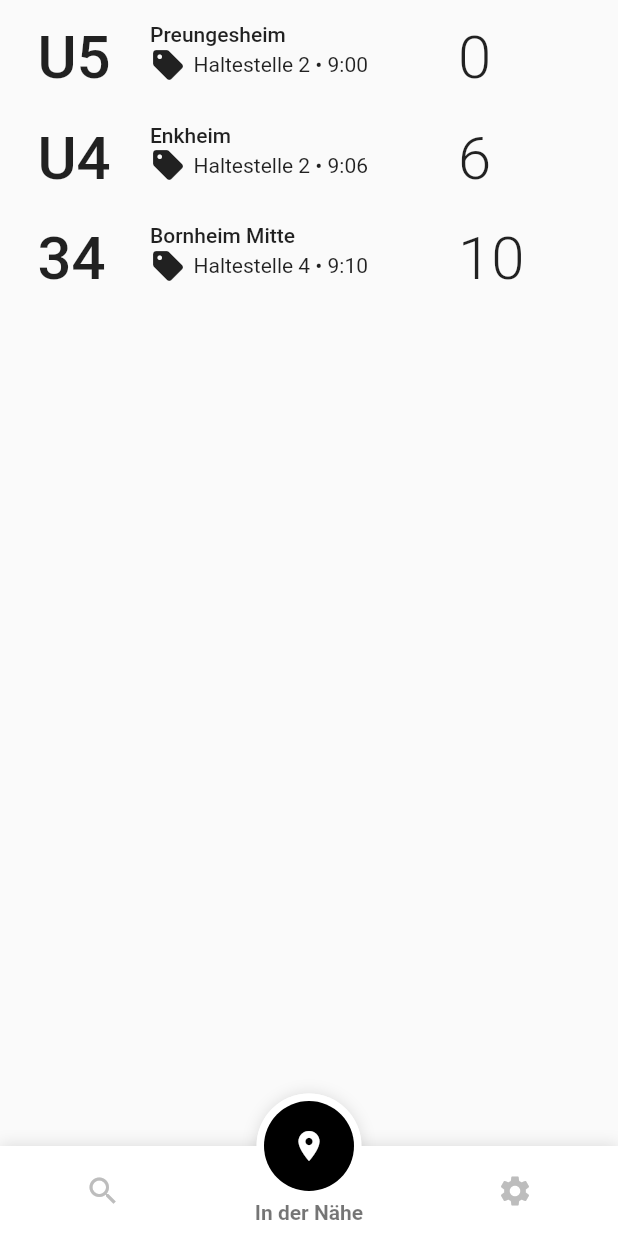
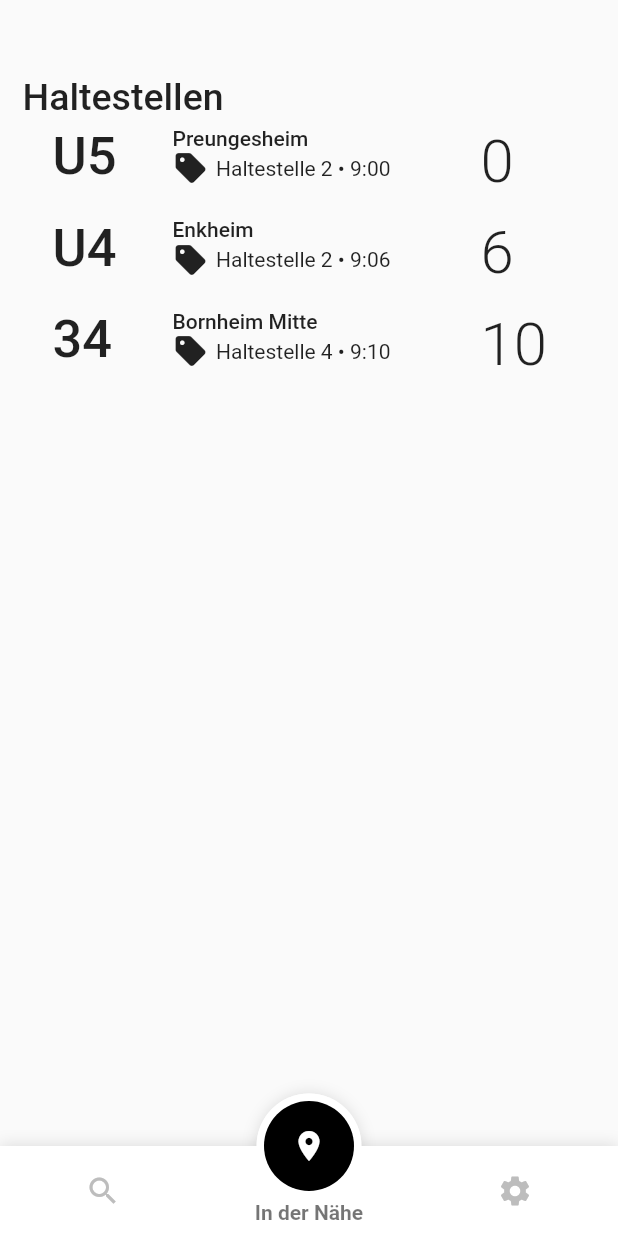
Before and after one commit to tpt-research/thepublictransport-app, a Flutter app: the screen it shows after launch, item 2 of the bottom bar chosen, on a phone screen of 412 x 824 dp. Run offline on Flutter 3.47's test engine with Material 2 defaults, Android fonts, the phone set to English and light mode, and no system bars; drawn by our look-alikes of fancy_bottom_navigation; our stand-ins replace google_maps_flutter, permission_handler; missing offline and left inert: desiredrive_api_flutter; Roboto replaces fonts that are missing (Raleway, Raleway-Bold).

Commit message:
Update UI after done a mistake :D

```diff
--- a/lib/main.dart
+++ b/lib/main.dart
@@ -9,6 +9,7 @@ void main() => runApp(MyApp());
 
 class MyApp extends StatelessWidget {
   // This widget is the root of your application.
+
   @override
   Widget build(BuildContext context) {
     SystemChrome.setSystemUIOverlayStyle(SystemUiOverlayStyle.light.copyWith(
@@ -18,7 +19,7 @@ class MyApp extends StatelessWidget {
     return MaterialApp(
       title: 'The Public Transport',
       theme: ThemeData(
-        primarySwatch: Colors.blue,
+          fontFamily: 'Raleway'
       ),
       home: SplashScreen(),
     );
--- a/lib/pages/nearby.dart
+++ b/lib/pages/nearby.dart
@@ -11,12 +11,20 @@ class NearbyWidgetState extends State<NearbyWidget> {
   Widget build(BuildContext context) {
     return Scaffold(
       body: Container(
-          margin: EdgeInsets.fromLTRB(0, 15, 0, 0),
+          margin: EdgeInsets.fromLTRB(15, 50, 0, 0),
           child: new Column(
             mainAxisAlignment: MainAxisAlignment.start,
             crossAxisAlignment: CrossAxisAlignment.start,
             children: <Widget>[
+              new Text("Haltestellen",
+                style: new TextStyle(
+                    fontWeight: FontWeight.w500,
+                    fontSize: 25,
+                    fontFamily: 'Raleway-Bold'
+                ),
+              ),
               new Container(
+                padding: EdgeInsets.only(top: 5),
                 child: ListView.builder(
                   shrinkWrap: true,
                   itemBuilder: (context, position) {
--- a/lib/ui/components/mapswidget.dart
+++ b/lib/ui/components/mapswidget.dart
@@ -43,7 +43,7 @@ class MapsWidgetState extends State<MapsWidget> {
         StreamSubscription periodicSub;
 
         try {
-          periodicSub = new Stream.periodic(const Duration(milliseconds: 500))
+          periodicSub = new Stream.periodic(const Duration(milliseconds: 5000))
               .listen((_) => _mapUpdate(geocode));
 
           if (periodicSub == null)
@@ -63,7 +63,7 @@ class MapsWidgetState extends State<MapsWidget> {
             target: LatLng(res['latitude'], res['longitude']),
             zoom: 17.0
         );
-        mapController.animateCamera(CameraUpdate.newCameraPosition(position));
+        mapController.moveCamera(CameraUpdate.newCameraPosition(position));
       } catch (exception) {
         print(exception);
       }
--- a/lib/ui/components/tripdetail.dart
+++ b/lib/ui/components/tripdetail.dart
@@ -21,19 +21,19 @@ class _TripDetailsState extends State<TripDetails> {
         crossAxisAlignment: CrossAxisAlignment.start,
         children: <Widget>[
           new Container(
-              margin: EdgeInsets.fromLTRB(25, 0, 10, 20),
+              margin: EdgeInsets.fromLTRB(20, 0, 10, 20),
               child: new SizedBox(
                 width: 50,
                 child: new Text(value['line'],
                     style: TextStyle(
-                        fontSize: 40,
+                        fontSize: 35,
                         fontWeight: FontWeight.w500
                     )
                 ),
               )
           ),
           new Container(
-              margin: EdgeInsets.fromLTRB(15, 0, 0, 0),
+              margin: EdgeInsets.fromLTRB(20, 0, 0, 0),
               child: new Column(
                 mainAxisAlignment: MainAxisAlignment.start,
                 crossAxisAlignment: CrossAxisAlignment.start,
```
Also changed, not shown: lib/pages/loadscreen.dart (added, +29 -0 lines), lib/pages/search.dart (+10 -0 lines).
